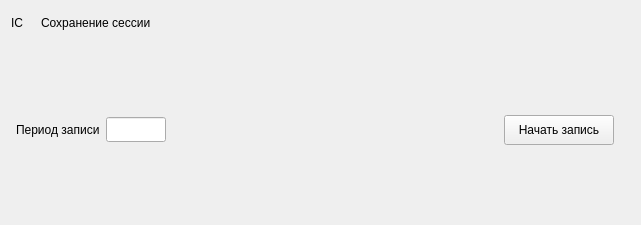
Before: the Qt Designer form RT7Chamber/src/widgets/widgetfile.ui in niitfa/RWELL_GUI, drawn with Qt 5.
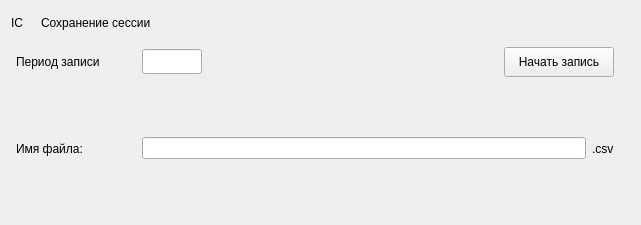
After: the same form once the commit is applied.

What changed in the file:
```diff
--- a/RT7Chamber/src/widgets/widgetfile.ui
+++ b/RT7Chamber/src/widgets/widgetfile.ui
@@ -117,6 +117,18 @@
             <layout class="QHBoxLayout" name="horizontalLayout_3">
              <item>
               <widget class="QLabel" name="label_period">
+               <property name="minimumSize">
+                <size>
+                 <width>120</width>
+                 <height>0</height>
+                </size>
+               </property>
+               <property name="maximumSize">
+                <size>
+                 <width>120</width>
+                 <height>16777215</height>
+                </size>
+               </property>
                <property name="text">
                 <string>Период записи</string>
                </property>
@@ -184,6 +196,43 @@
              </item>
             </layout>
            </item>
+           <item>
+            <layout class="QHBoxLayout" name="horizontalLayout_2">
+             <item>
+              <widget class="QLabel" name="label_filename">
+               <property name="minimumSize">
+                <size>
+                 <width>120</width>
+                 <height>0</height>
+                </size>
+               </property>
+               <property name="maximumSize">
+                <size>
+                 <width>120</width>
+                 <height>16777215</height>
+                </size>
+               </property>
+               <property name="text">
+                <string>Имя файла:</string>
+               </property>
+              </widget>
+             </item>
+             <item>
+              <widget class="QLineEdit" name="lineEdit_filename">
+               <property name="alignment">
+                <set>Qt::AlignRight|Qt::AlignTrailing|Qt::AlignVCenter</set>
+               </property>
+              </widget>
+             </item>
+             <item>
+              <widget class="QLabel" name="label_csv">
+               <property name="text">
+                <string>.csv</string>
+               </property>
+              </widget>
+             </item>
+            </layout>
+           </item>
           </layout>
          </item>
          <item>
```
